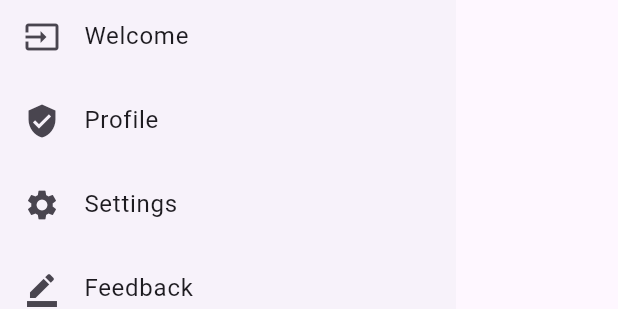
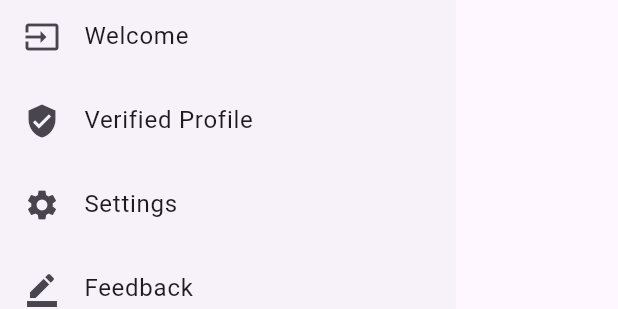
Before and after one commit to BlauerTon/flutter_project, a Flutter app: the NavDrawer widget shown alone on an empty page, opened directly, on a phone screen of 412 x 824 dp. Shown: the part 259-568 px from the top of the screen. Run offline on Flutter 3.47's test engine with Material 3 defaults, Android fonts, the phone set to English and light mode, and no system bars; our stand-ins replace delightful_toast, firebase_auth, firebase_core, flutter_bluetooth_serial, google_fonts, local_auth and 1 more; accounts and stored records are empty.

Commit message:
Added side menu

```diff
--- a/lib/wid_gets.dart
+++ b/lib/wid_gets.dart
@@ -118,14 +118,14 @@ class NavDrawer extends StatelessWidget {
         children: <Widget>[
           DrawerHeader(
             child: Text(
-              'Profile menu',
+              'Profile',
               style: TextStyle(color: Colors.white, fontSize: 25),
             ),
             decoration: BoxDecoration(
                 color: Colors.green,
                 image: DecorationImage(
                     fit: BoxFit.fill,
-                    image: AssetImage('assets/images/cover.jpg'))),
+                    image: AssetImage('assets/images/cover.jpeg'))),
           ),
           ListTile(
             leading: Icon(Icons.input),
@@ -134,7 +134,7 @@ class NavDrawer extends StatelessWidget {
           ),
           ListTile(
             leading: Icon(Icons.verified_user),
-            title: Text('Profile'),
+            title: Text('Verified Profile'),
             onTap: () => {Navigator.of(context).pop()},
           ),
           ListTile(
```
